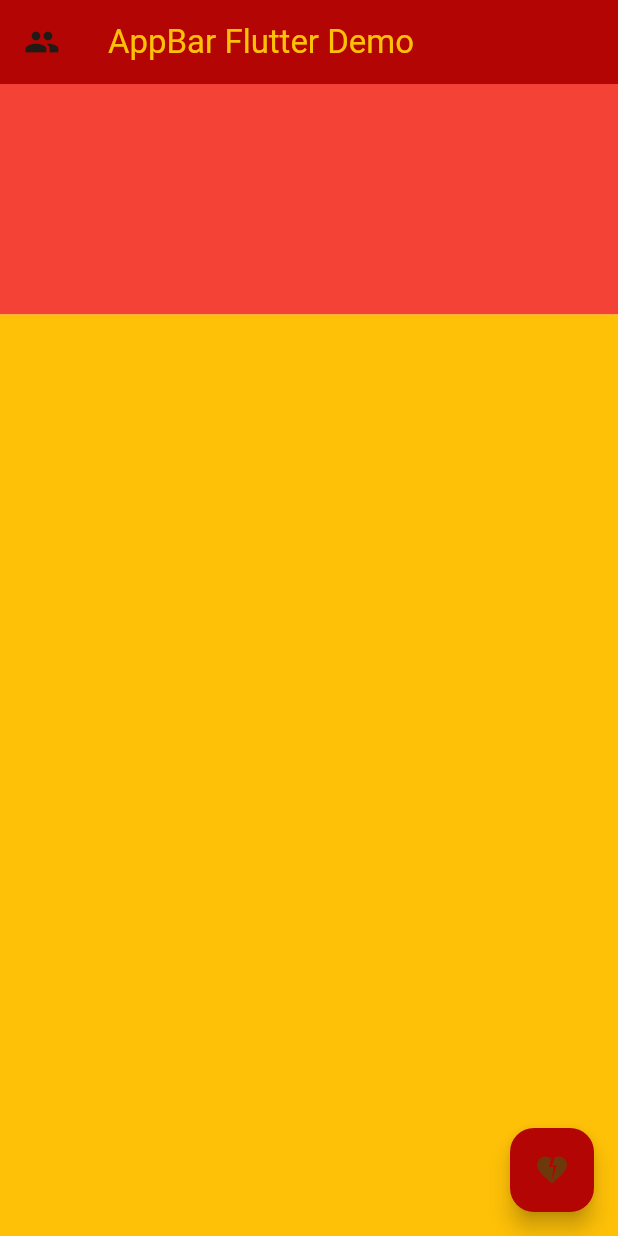
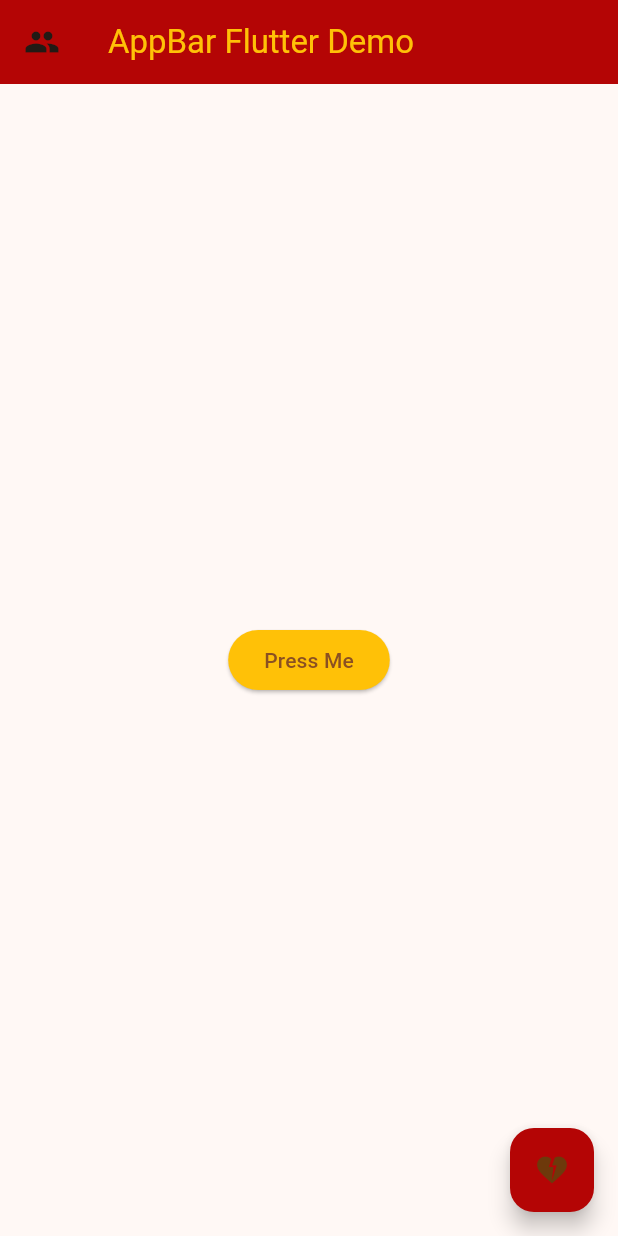
Before and after one commit to cinnee-pcy/newtestapp, a Flutter app: the screen it shows after launch, on a phone screen of 412 x 824 dp. Run offline on Flutter 3.47's test engine with Material 3 defaults, Android fonts, the phone set to English and light mode, and no system bars; our stand-ins replace google_fonts.

Commit message:
ElevatedButton

```diff
--- a/lib/main.dart
+++ b/lib/main.dart
@@ -28,25 +28,13 @@ class MyApp extends StatelessWidget {
             leading: const Icon(Icons.people),
             backgroundColor: const Color.fromARGB(255, 180, 5, 5),
           ),
-          body: Container(
-            color: const Color.fromARGB(255, 250, 204, 204),
-            child: Column(
-              children: [
-                Expanded(
-                    flex: 1,
-                    child: Container(
-                      color: Colors.red,
-                      height: 100,
-                    )),
-                Expanded(
-                  flex: 4,
-                    child: Container(
-                  color: Colors.amber,
-                  height: 100,
-                ))
-              ],
-            ),
-          ),
+          body: Center(
+              child: ElevatedButton(
+                style: ElevatedButton.styleFrom(backgroundColor: Colors.amber),
+                  onPressed: () {
+                    print('Can Press');
+                  },
+                  child: const Text("Press Me"))),
           floatingActionButton: FloatingActionButton(
             backgroundColor: const Color.fromARGB(255, 180, 5, 5),
             splashColor: Colors.amber,
```
